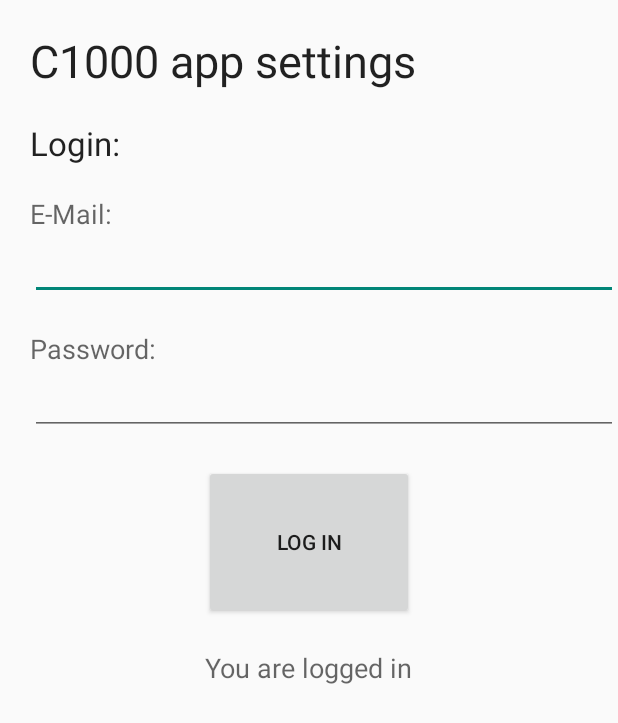
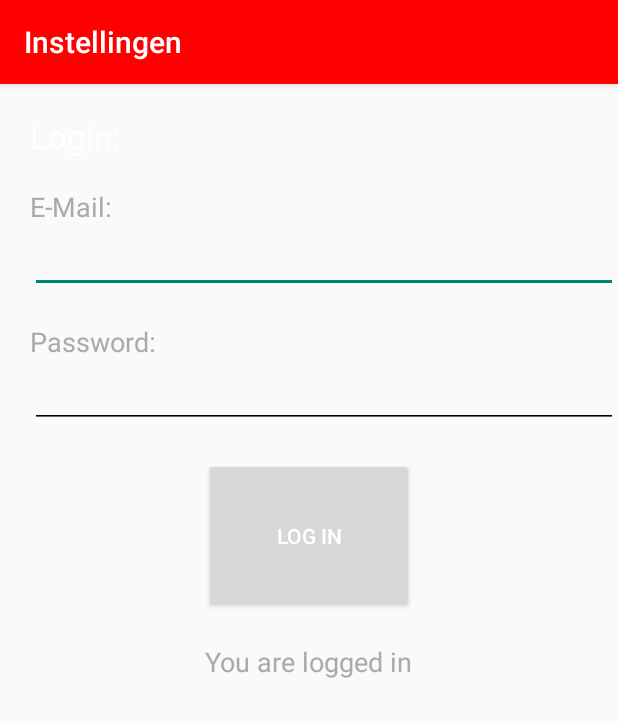
Before and after one commit to Gerryflap/C1000Roosters, an Android app: the SettingsActivity screen opened directly, with no data from a screen before it, on a phone screen of 412 x 824 dp. Shown: the top 723 px of the screen. Run offline under Robolectric (Android 15) with nearby library versions, the phone set to English and light mode, and no system bars; 1 statement that could not run was skipped.

Commit message:
Vandaaaaagggg is rood

```diff
--- a/app/build.gradle
+++ b/app/build.gradle
@@ -21,6 +21,6 @@ android {
 
 dependencies {
     compile fileTree(dir: 'libs', include: ['*.jar'])
-    compile 'com.android.support:appcompat-v7:21.0.3'
+    compile 'com.android.support:appcompat-v7:21.0.+'
     compile 'org.jsoup:jsoup:1.8.1'
 }
--- a/app/src/main/AndroidManifest.xml
+++ b/app/src/main/AndroidManifest.xml
@@ -10,7 +10,7 @@
         android:theme="@style/AppTheme" >
         <activity
             android:name=".RoosterActivity"
-            android:label="@string/app_name" >
+            android:label="Ingeplande werkdagen" >
             <intent-filter>
                 <action android:name="android.intent.action.MAIN" />
 
@@ -19,7 +19,7 @@
         </activity>
         <activity
             android:name=".SettingsActivity"
-            android:label="@string/app_name" >
+            android:label="Instellingen" >
 
         </activity>
     </application>
--- a/app/src/main/java/nl/gerben_meijer/gerryflap/c1000roosters/C1000/C1000Login.java
+++ b/app/src/main/java/nl/gerben_meijer/gerryflap/c1000roosters/C1000/C1000Login.java
@@ -140,6 +140,9 @@ public class C1000Login {
                 }
 
             }
+
+            //TODO: Remove test elements
+            werkdagen.add(new Werkdag("Gerbendag", "(31-feb)", "13:00", "13:01", "00:45"));
             return werkdagen;
         } catch (IOException e) {
             e.printStackTrace();
--- a/app/src/main/res/layout/list_view_layout.xml
+++ b/app/src/main/res/layout/list_view_layout.xml
@@ -2,14 +2,16 @@
 <LinearLayout xmlns:android="http://schemas.android.com/apk/res/android"
     android:orientation="vertical" android:layout_width="match_parent"
     android:layout_height="match_parent"
-    android:layout_weight="0.14">
+    android:layout_weight="0.14"
+    android:touchscreenBlocksFocus="false">
 
     <TextView
         android:layout_width="wrap_content"
         android:layout_height="wrap_content"
         android:textAppearance="?android:attr/textAppearanceLarge"
         android:text="Large Text"
-        android:id="@+id/day" />
+        android:id="@+id/day"
+        android:textColor="#ff000000" />
 
     <TextView
         android:layout_width="wrap_content"
--- a/app/src/main/res/layout/settings.xml
+++ b/app/src/main/res/layout/settings.xml
@@ -3,17 +3,6 @@
     android:orientation="vertical" android:layout_width="match_parent"
     android:layout_height="match_parent"
     android:weightSum="1">
-
-    <TextView
-        android:layout_width="match_parent"
-        android:layout_height="wrap_content"
-        android:textAppearance="?android:attr/textAppearanceLarge"
-        android:text="C1000 app settings"
-        android:id="@+id/textView2"
-        android:textSize="30dp"
-        android:layout_marginBottom="0dp"
-        android:layout_marginLeft="20dp"
-        android:layout_marginTop="20dp" />
 
     <TextView
         android:layout_width="wrap_content"
@@ -29,7 +18,8 @@
         android:textAppearance="?android:attr/textAppearanceMedium"
         android:text="E-Mail:"
         android:id="@+id/textView4"
-        android:layout_marginLeft="20dp" />
+        android:layout_marginLeft="20dp"
+        android:textColor="#FFAAAAAA" />
 
     <EditText
         android:layout_width="match_parent"
@@ -38,7 +28,8 @@
         android:ems="10"
         android:id="@+id/editText"
         android:layout_marginLeft="20dp"
-        android:layout_marginBottom="20dp" />
+        android:layout_marginBottom="20dp"
+        android:textColor="#FFFFFFFF" />
 
     <TextView
         android:layout_width="wrap_content"
@@ -46,7 +37,8 @@
         android:textAppearance="?android:attr/textAppearanceMedium"
         android:text="Password:"
         android:id="@+id/textView5"
-        android:layout_marginLeft="20dp" />
+        android:layout_marginLeft="20dp"
+        android:textColor="#FFAAAAAA" />
 
     <EditText
         android:layout_width="match_parent"
@@ -54,7 +46,8 @@
         android:inputType="textPassword"
         android:ems="10"
         android:id="@+id/editText2"
-        android:layout_marginLeft="20dp" />
+        android:layout_marginLeft="20dp"
+        android:textColor="#FFFFFFFF" />
 
     <Button
         android:layout_width="140dp"
@@ -72,6 +65,7 @@
         android:textAppearance="?android:attr/textAppearanceMedium"
         android:text="You are not logged in"
         android:id="@+id/statusView"
-        android:layout_gravity="center_horizontal" />
+        android:layout_gravity="center_horizontal"
+        android:textColor="#FFAAAAAA" />
 
 </LinearLayout>
--- /dev/null
+++ b/app/src/main/res/values-v21/themes.xml
@@ -0,0 +1,13 @@
+<?xml version="1.0" encoding="utf-8"?>
+<resources xmlns:tools="http://schemas.android.com/tools" xmlns:android="http://schemas.android.com/apk/res/android">
+
+
+    <style name="AppTheme" parent="android:Theme.Material.Light">
+        <item name="android:colorPrimary">@color/main_color</item>
+        <item name="android:colorPrimaryDark">@color/dark_main_color</item>
+        <item name="android:colorAccent">@color/accent_material_light</item>
+        <item name="android:textColorPrimary">@color/white</item>
+        <item name="android:textColorSecondary">@color/black</item>
+
+    </style>
+</resources>
--- /dev/null
+++ b/app/src/main/res/values/colors.xml
@@ -0,0 +1,19 @@
+<?xml version="1.0" encoding="utf-8"?>
+<resources xmlns:tools="http://schemas.android.com/tools" xmlns:android="http://schemas.android.com/apk/res/android">
+    <color
+        name="main_color">
+        #ff0000
+    </color>
+    <color
+        name="dark_main_color">
+        #dd0000
+    </color>
+    <color name="white">
+        #ffffff
+    </color>
+    <color name="black">
+        #000000
+    </color>
+
+
+</resources>
--- a/app/src/main/res/values/styles.xml
+++ /dev/null
@@ -1,8 +0,0 @@
-<resources>
-
-    <!-- Base application theme. -->
-    <style name="AppTheme" parent="Theme.AppCompat.Light.DarkActionBar">
-        <!-- Customize your theme here. -->
-    </style>
-
-</resources>
--- /dev/null
+++ b/app/src/main/res/values/themes.xml
@@ -0,0 +1,16 @@
+<resources xmlns:tools="http://schemas.android.com/tools" xmlns:android="http://schemas.android.com/apk/res/android">
+
+    <style name="MyActionBar" parent="@style/Widget.AppCompat.Light.ActionBar.Solid.Inverse">
+        <item name="android:background">@color/main_color</item>
+        <item name="background">@color/main_color</item>
+    </style>
+    <!-- Base application theme. -->
+    <style name="AppTheme" parent="Theme.AppCompat.Light">
+        <item name="android:actionBarStyle">@style/MyActionBar</item>
+        <item name="actionBarStyle">@style/MyActionBar</item>
+    </style>
+
+
+
+
+</resources>
```
Also changed, not shown: app/src/main/java/nl/gerben_meijer/gerryflap/c1000roosters/RoosterActivity.java (+6 -2 lines), app/src/main/java/nl/gerben_meijer/gerryflap/c1000roosters/WerkdagAdapter.java (+6 -3 lines), app/src/main/res/layout/activity_rooster.xml (+8 -19 lines).
